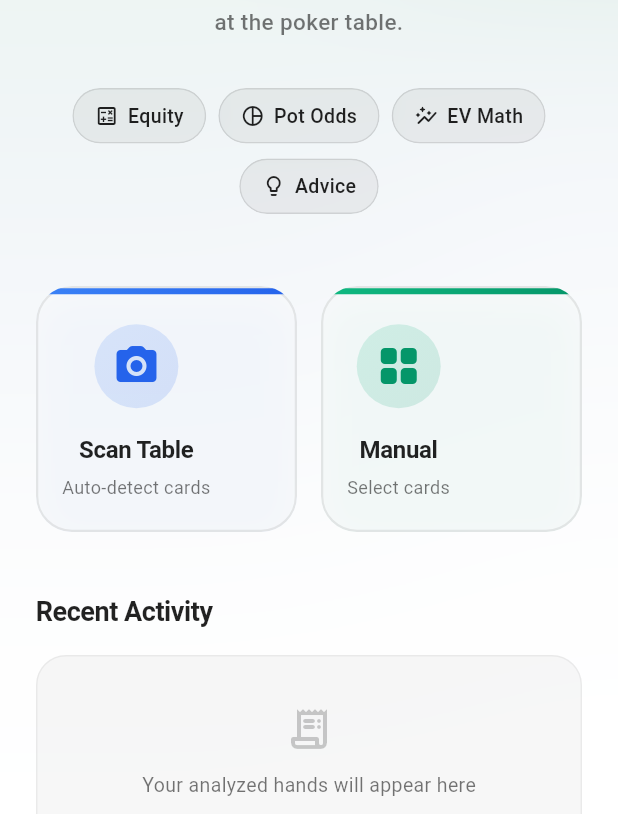
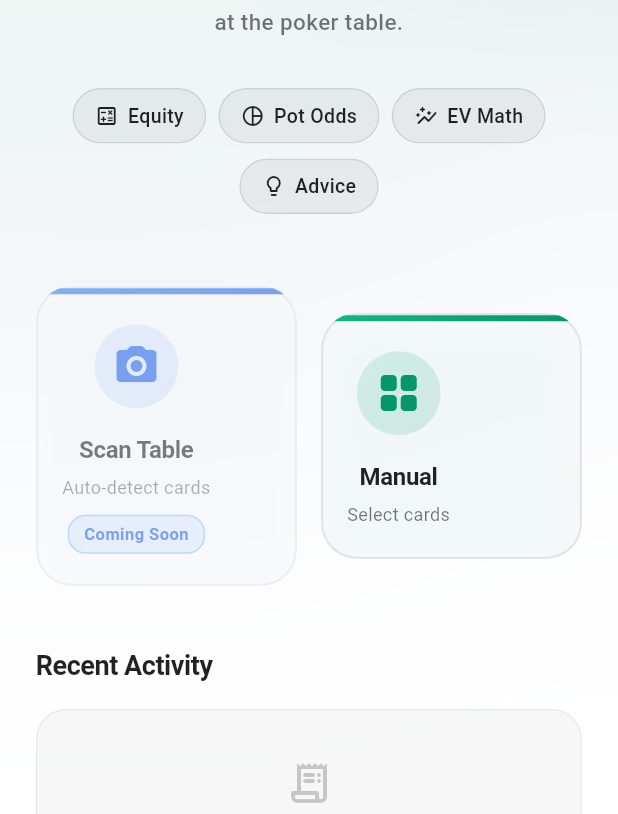
Before and after one commit to kvesen/PokerHandSuggester, a Flutter app: the screen it shows after launch, on a phone screen of 412 x 824 dp, the part 422-1236 px from its top. Run offline on Flutter 3.47's test engine with Material 3 defaults, Android fonts, the phone set to English and light mode, and no system bars; our stand-ins replace camera, hive_flutter, image_picker, permission_handler, shared_preferences; missing offline and left inert: tflite_flutter; accounts and stored records are empty.

Commit message:
Disable Scan Table feature with Coming Soon label and snackbar
Agent-Logs-Url: https://github.com/kvesen/PokerHandSuggester/sessions/9236a649-3f7f-4acc-be48-3496b3e5248c

Co-authored-by: kvesen <267813801+kvesen@users.noreply.github.com>

```diff
--- a/lib/ui/screens/home_screen.dart
+++ b/lib/ui/screens/home_screen.dart
@@ -205,6 +205,8 @@ class _HomeScreenState extends State<HomeScreen> {
                               title: 'Scan Table',
                               description: 'Auto-detect cards',
                               gradientColors: const [Color(0xFF3B82F6), Color(0xFF2563EB)],
+                              enabled: false,
+                              comingSoonLabel: 'Coming Soon',
                               onTap: () => Navigator.of(context).push(
                                 MaterialPageRoute<void>(
                                   builder: (_) => const CameraScreen(),
@@ -527,6 +529,8 @@ class _ActionCard extends StatelessWidget {
     required this.description,
     required this.gradientColors,
     required this.onTap,
+    this.enabled = true,
+    this.comingSoonLabel,
   });
 
   final IconData icon;
@@ -534,16 +538,22 @@ class _ActionCard extends StatelessWidget {
   final String description;
   final List<Color> gradientColors;
   final VoidCallback onTap;
+  final bool enabled;
+  final String? comingSoonLabel;
 
   @override
   Widget build(BuildContext context) {
     final isDark = Theme.of(context).brightness == Brightness.dark;
 
-    return Semantics(
+    final card = Semantics(
       label: '$title: $description',
       button: true,
       child: GestureDetector(
-        onTap: onTap,
+        onTap: enabled
+            ? onTap
+            : () => ScaffoldMessenger.of(context).showSnackBar(
+                  SnackBar(content: Text('$title is coming soon!')),
+                ),
         child: ClipRRect(
           borderRadius: BorderRadius.circular(24),
           child: BackdropFilter(
@@ -617,6 +627,28 @@ class _ActionCard extends StatelessWidget {
                             height: 1.3,
                           ),
                         ),
+                        if (!enabled && comingSoonLabel != null) ...[
+                          const SizedBox(height: 10),
+                          Container(
+                            padding: const EdgeInsets.symmetric(horizontal: 10, vertical: 4),
+                            decoration: BoxDecoration(
+                              color: gradientColors.first.withOpacity(0.15),
+                              borderRadius: BorderRadius.circular(12),
+                              border: Border.all(
+                                color: gradientColors.first.withOpacity(0.4),
+                              ),
+                            ),
+                            child: Text(
+                              comingSoonLabel ?? '',
+                              style: TextStyle(
+                                fontSize: 11,
+                                fontWeight: FontWeight.w600,
+                                color: gradientColors.last,
+                                letterSpacing: 0.3,
+                              ),
+                            ),
+                          ),
+                        ],
                       ],
                     ),
                   ),
@@ -627,5 +659,10 @@ class _ActionCard extends StatelessWidget {
         ),
       ),
     );
+
+    if (!enabled) {
+      return Opacity(opacity: 0.6, child: card);
+    }
+    return card;
   }
 }
```
Also changed, not shown: 1 other file.
